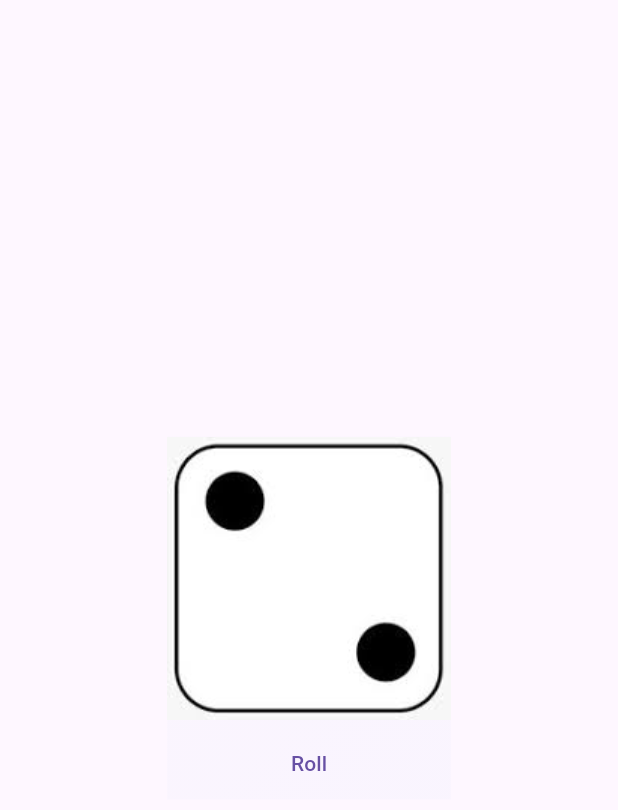
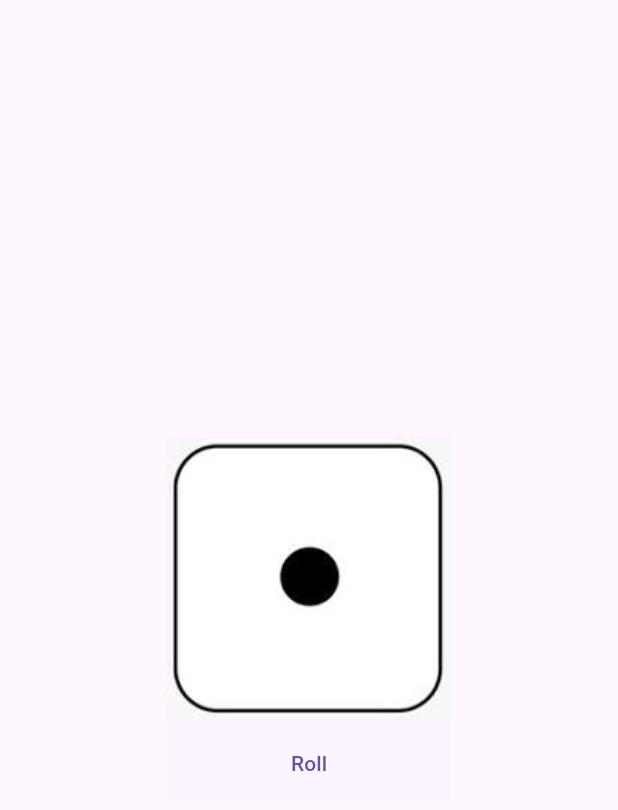
Before and after one commit to mehedienf/roll_dice_app, a Flutter app: the screen it shows after launch, after a tap on "Roll", on a phone screen of 412 x 824 dp. Shown: the top 810 px of the screen. Run offline on Flutter 3.47's test engine with Material 3 defaults, Android fonts, the phone set to English and light mode, and no system bars.

```diff
--- a/lib/widgets/roll_dice.dart
+++ b/lib/widgets/roll_dice.dart
@@ -1,4 +1,7 @@
 import 'package:flutter/material.dart';
+import 'dart:math';
+
+final randomizer = Random();
 
 class RollDice extends StatefulWidget {
   const RollDice({super.key});
@@ -8,11 +11,11 @@ class RollDice extends StatefulWidget {
 }
 
 class _RollDiceState extends State<RollDice> {
-  var activeDiceImage = 'assets/dice-1.png';
+  var currentDice = 1;
 
   void diceRoller() {
     setState(() {
-      activeDiceImage = 'assets/dice-2.png';
+      currentDice = randomizer.nextInt(5) + 1;
     });
   }
 
@@ -22,7 +25,7 @@ class _RollDiceState extends State<RollDice> {
       mainAxisAlignment: .center,
       mainAxisSize: .min,
       children: [
-        Image.asset(activeDiceImage),
+        Image.asset('assets/dice-$currentDice.png'),
         SizedBox(height: 5),
         TextButton(
           onPressed: () {
```
